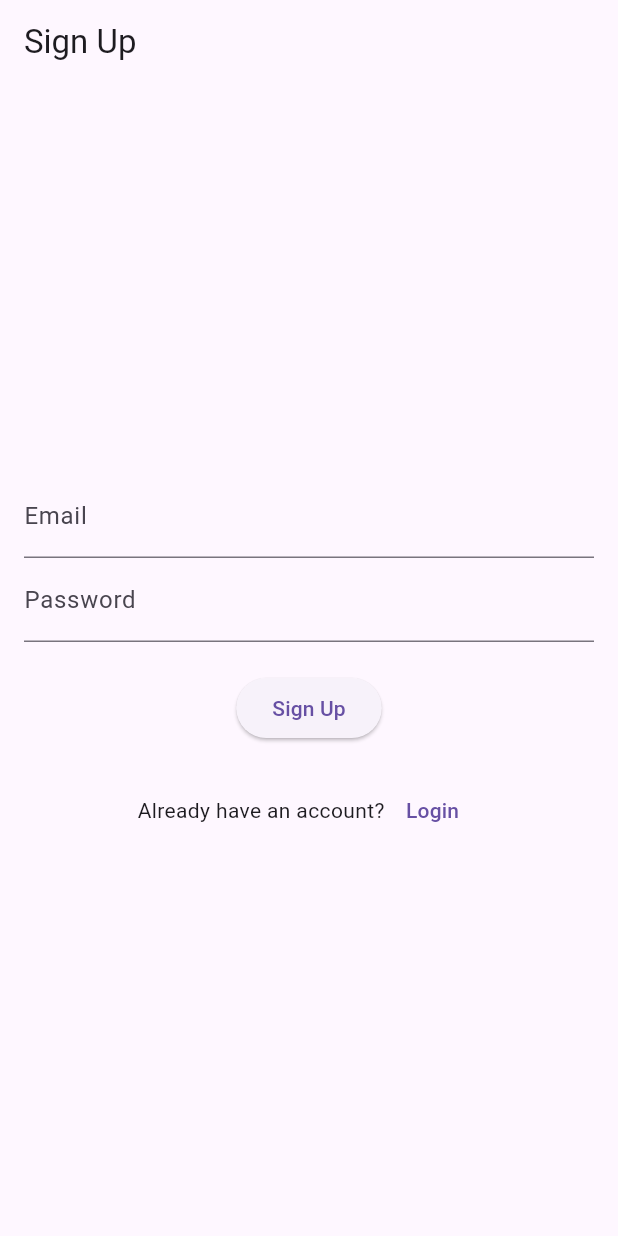
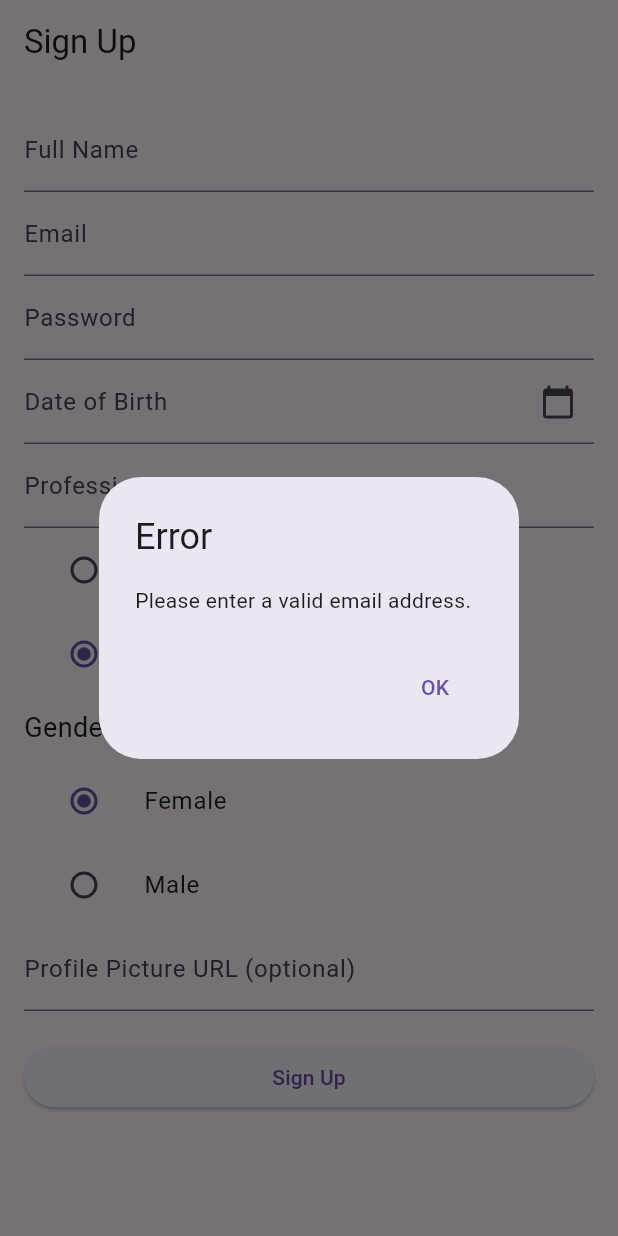
Before and after one commit to Kusumareddy28/mentor_match, a Flutter app: the screen it shows after launch, after a tap on "Sign Up", on a phone screen of 412 x 824 dp. Run offline on Flutter 3.47's test engine with Material 3 defaults, Android fonts, the phone set to English and light mode, and no system bars; our stand-ins replace cloud_firestore, firebase_auth, firebase_core, firebase_storage, geocoding, geolocator and 1 more; accounts and stored records are empty.

```diff
--- a/lib/pages/home_screen.dart
+++ b/lib/pages/home_screen.dart
@@ -3,7 +3,7 @@ import 'package:cloud_firestore/cloud_firestore.dart';
 import './profile_page.dart';
 import './network_screen.dart';
 import './jobs_screen.dart';
-import './message_screen.dart';
+import 'conversation_screen.dart';
 import './picture_screen.dart';
 
 class HomeScreen extends StatefulWidget {
@@ -63,7 +63,7 @@ class _HomeScreenState extends State<HomeScreen> {
                 _buildHomePage(),
                 NetworkScreen(),
                 JobsScreen(),
-                MessagesScreen(),
+                ConversationsScreen(),
                 ProfileScreen(),
               ],
               onPageChanged: (index) {
--- a/lib/pages/signup.dart
+++ b/lib/pages/signup.dart
@@ -1,129 +1,23 @@
 import 'package:cloud_firestore/cloud_firestore.dart';
+import 'package:firebase_auth/firebase_auth.dart';
 import 'package:flutter/material.dart';
-import 'package:firebase_auth/firebase_auth.dart';
-import 'package:cloud_firestore/cloud_firestore.dart';
-import 'login.dart';
 
 class SignUpPage extends StatefulWidget {
   @override
   _SignUpPageState createState() => _SignUpPageState();
 }
 
-// class _SignUpPageState extends State<SignUpPage> {
-//   final TextEditingController _emailController = TextEditingController();
-//   final TextEditingController _passwordController = TextEditingController();
-
-//   @override
-//   Widget build(BuildContext context) {
-//     return Scaffold(
-//       appBar: AppBar(
-//         title: Text('Sign Up'),
-//       ),
-//       body: Padding(
-//         padding: EdgeInsets.all(16),
-//         child: Column(
-//           mainAxisAlignment: MainAxisAlignment.center,
-//           children: [
-//             TextField(
-//               controller: _emailController,
-//               decoration: InputDecoration(labelText: 'Email'),
-//             ),
-//             TextField(
-//               controller: _passwordController,
-//               decoration: InputDecoration(labelText: 'Password'),
-//               obscureText: true,
-//             ),
-//             SizedBox(height: 20),
-//             ElevatedButton(
-//               onPressed: () {
-//                 _signUpWithEmailAndPassword(context);
-//               },
-//               child: Text('Sign Up'),
-//             ),
-//             SizedBox(height: 20),
-//             Row(
-//               mainAxisAlignment: MainAxisAlignment.center,
-//               children: [
-//                 Text('Already have an account?'),
-//                 TextButton(
-//                   onPressed: () {
-//                     Navigator.pushReplacement(
-//                       context,
-//                       MaterialPageRoute(builder: (context) => LoginPage()),
-//                     );
-//                   },
-//                   child: Text('Login'),
-//                 ),
-//               ],
-//             ),
-//           ],
-//         ),
-//       ),
-//     );
-//   }
-
-//   Future<void> _signUpWithEmailAndPassword(BuildContext context) async {
-//     try {
-//       if (!_emailController.text.contains('@') || !_emailController.text.contains('.')) {
-//         showDialog(
-//           context: context,
-//           builder: (context) => AlertDialog(
-//             title: Text('Error'),
-//             content: Text('Please enter a valid email address.'),
-//             actions: [
-//               TextButton(
-//                 onPressed: () => Navigator.pop(context),
-//                 child: Text('OK'),
-//               ),
-//             ],
-//           ),
-//         );
-//         return;
-//       }
-
-//       UserCredential userCredential = await FirebaseAuth.instance.createUserWithEmailAndPassword(
-//         email: _emailController.text,
-//         password: _passwordController.text,
-//       );
-
-//       // If signup is successful, navigate to the login page
-//       Navigator.pushReplacement(
-//         context,
-//         MaterialPageRoute(builder: (context) => LoginPage()),
-//       );
-//     } on FirebaseAuthException catch (e) {
-//       if (e.code == 'weak-password') {
-//         showDialog(
-//           context: context,
-//           builder: (context) => AlertDialog(
-//             title: Text('Error'),
-//             content: Text('The password provided is too weak.'),
-//             actions: [
-//               TextButton(
-//                 onPressed: () => Navigator.pop(context),
-//                 child: Text('OK'),
-//               ),
-//             ],
-//           ),
-//         );
-//       } else if (e.code == 'email-already-in-use') {
-//         // Account already exists for the email, navigate to login page
-//         Navigator.pushReplacement(
-//           context,
-//           MaterialPageRoute(builder: (context) => LoginPage()),
-//         );
-//       }
-//     } catch (e) {
-//       print(e);
-//     }
-//   }
-// }
-
-
-
 class _SignUpPageState extends State<SignUpPage> {
   final TextEditingController _emailController = TextEditingController();
   final TextEditingController _passwordController = TextEditingController();
+  final TextEditingController _fullNameController = TextEditingController();
+  final TextEditingController _profilePicUrlController =
+      TextEditingController();
+  // Add the new controllers and variables
+  final TextEditingController _dobController = TextEditingController();
+  final TextEditingController _professionController = TextEditingController();
+  String _gender = 'Female'; // Default gender value
+  String _role = 'mentee'; // Default role value
 
   @override
   Widget build(BuildContext context) {
@@ -133,9 +27,12 @@ class _SignUpPageState extends State<SignUpPage> {
       ),
       body: Padding(
         padding: EdgeInsets.all(16),
-        child: Column(
-          mainAxisAlignment: MainAxisAlignment.center,
+        child: ListView(
           children: [
+            TextField(
+              controller: _fullNameController,
+              decoration: InputDecoration(labelText: 'Full Name'),
+            ),
             TextField(
               controller: _emailController,
               decoration: InputDecoration(labelText: 'Email'),
@@ -145,38 +42,117 @@ class _SignUpPageState extends State<SignUpPage> {
               decoration: InputDecoration(labelText: 'Password'),
               obscureText: true,
             ),
+
+
+            // Add new TextField for Profession
+
+            GestureDetector(
+              onTap: () => _selectDate(context), // Open date picker on tap
+              child: AbsorbPointer(
+                // to prevent manual editing
+                child: TextField(
+                  controller: _dobController,
+                  decoration: InputDecoration(
+                    labelText: 'Date of Birth',
+                    hintText: 'Select your date of birth',
+                    suffixIcon: Icon(Icons.calendar_today),
+                  ),
+                ),
+              ),
+            ),
+            TextField(
+              controller: _professionController,
+              decoration: InputDecoration(labelText: 'Profession'),
+            ),
+            ListTile(
+              title: Text('Mentor'),
+              leading: Radio(
+                value: 'mentor',
+                groupValue: _role,
+                onChanged: (value) {
+                  setState(() {
+                    _role = value.toString();
+                  });
+                },
+              ),
+            ),
+            ListTile(
+              title: Text('Mentee'),
+              leading: Radio(
+                value: 'mentee',
+                groupValue: _role,
+                onChanged: (value) {
+                  setState(() {
+                    _role = value.toString();
+                  });
+                },
+              ),
+            ),
+          Padding(
+            padding: EdgeInsets.symmetric(vertical: 8.0),
+            child: Text('Gender', style: TextStyle(fontSize: 18, fontWeight: FontWeight.normal)),
+          ),
+            ListTile(
+              title: Text('Female'),
+              leading: Radio(
+                value: 'Female',
+                groupValue: _gender,
+                onChanged: (value) {
+                  setState(() {
+                    _gender = value.toString();
+                  });
+                },
+              ),
+            ),
+            ListTile(
+              title: Text('Male'),
+              leading: Radio(
+                value: 'Male',
+                groupValue: _gender,
+                onChanged: (value) {
+                  setState(() {
+                    _gender = value.toString();
+                  });
+                },
+              ),
+            ),
+            TextField(
+              controller: _profilePicUrlController,
+              decoration:
+                  InputDecoration(labelText: 'Profile Picture URL (optional)'),
+            ),
             SizedBox(height: 20),
             ElevatedButton(
-              onPressed: () {
-                _signUpWithEmailAndPassword(context);
-              },
+              onPressed: () => _signUpWithEmailAndPassword(context),
               child: Text('Sign Up'),
             ),
             SizedBox(height: 20),
-            Row(
-              mainAxisAlignment: MainAxisAlignment.center,
-              children: [
-                Text('Already have an account?'),
-                TextButton(
-                  onPressed: () {
-                    Navigator.pushReplacement(
-                      context,
-                      MaterialPageRoute(builder: (context) => LoginPage()),
-                    );
-                  },
-                  child: Text('Login'),
-                ),
-              ],
-            ),
           ],
         ),
       ),
     );
   }
 
-  Future<void> _signUp() async {
+  Future<void> _selectDate(BuildContext context) async {
+    final DateTime? picked = await showDatePicker(
+      context: context,
+      initialDate: DateTime.now(),
+      firstDate: DateTime(1900),
+      lastDate: DateTime.now(),
+    );
+    if (picked != null) {
+      setState(() {
+        // Format the date and show it in the text field
+        _dobController.text = "${picked.month}/${picked.day}/${picked.year}";
+      });
+    }
+  }
+
+  Future<void> _signUpWithEmailAndPassword(BuildContext context) async {
     try {
-      if (!_emailController.text.contains('@') || !_emailController.text.contains('.')) {
+      // Basic email validation
+      if (!_emailController.text.contains('@') ||
+          !_emailController.text.contains('.')) {
         showDialog(
           context: context,
           builder: (context) => AlertDialog(
@@ -193,32 +169,42 @@ class _SignUpPageState extends State<SignUpPage> {
         return;
       }
 
-      UserCredential userCredential = await FirebaseAuth.instance.createUserWithEmailAndPassword(
+      UserCredential userCredential =
+          await FirebaseAuth.instance.createUserWithEmailAndPassword(
         email: _emailController.text,
         password: _passwordController.text,
       );
 
-      // Add the new user's additional information to Firestore
       if (userCredential.user != null) {
         await FirebaseFirestore.instance.collection('users').doc(userCredential.user!.uid).set({
         'fullName': _fullNameController.text.trim(),
         'email': _emailController.text.trim(),
         'profilePicUrl': _profilePicUrlController.text.isEmpty ? null : _profilePicUrlController.text.trim(),
+        'dob': _dobController.text,  // Ensure the date format is correct
+        'profession': _professionController.text.trim(),
+        'gender': _gender,
+        'role': _role,
       });
-      }
 
-      // If signup is successful, navigate to the login page
+        // Navigate to login page upon successful sign-up
         Navigator.pushReplacement(
           context,
           MaterialPageRoute(builder: (context) => LoginPage()),
         );
+      }
     } on FirebaseAuthException catch (e) {
+      // Handle Firebase authentication errors
+      String errorMessage = 'An unexpected error occurred. Please try again.';
       if (e.code == 'weak-password') {
+        errorMessage = 'The password provided is too weak.';
+      } else if (e.code == 'email-already-in-use') {
+        errorMessage = 'An account already exists for that email.';
+      }
       showDialog(
         context: context,
         builder: (context) => AlertDialog(
           title: Text('Error'),
-            content: Text('The password provided is too weak.'),
+          content: Text(errorMessage),
           actions: [
             TextButton(
               onPressed: () => Navigator.pop(context),
@@ -227,15 +213,22 @@ class _SignUpPageState extends State<SignUpPage> {
           ],
         ),
       );
-      } else if (e.code == 'email-already-in-use') {
-        // Account already exists for the email, navigate to login page
-        Navigator.pushReplacement(
-          context,
-          MaterialPageRoute(builder: (context) => LoginPage()),
-        );
-      }
     } catch (e) {
       print(e);
     }
   }
 }
+
+class LoginPage extends StatelessWidget {
+  @override
+  Widget build(BuildContext context) {
+    return Scaffold(
+      appBar: AppBar(
+        title: Text('Login'),
+      ),
+      body: Center(
+        child: Text('Login Page Placeholder'),
+      ),
+    );
+  }
+}
```
Also changed, not shown: lib/pages/chat_screen.dart (added, +93 -0 lines), lib/pages/conversation_screen.dart (added, +41 -0 lines), lib/pages/message_screen.dart (deleted, +0 -109 lines), lib/pages/network_screen.dart (+8 -7 lines), pubspec.lock. Lines whose indentation alone changed are shown as unchanged.
